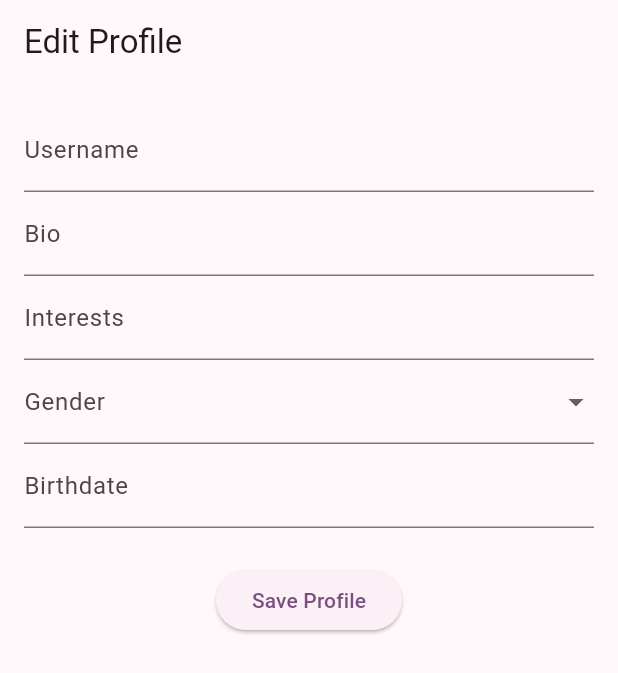
After one commit to maniraj1234/zuggled, a Flutter app: the RegisterView screen opened by its route, on a phone screen of 412 x 824 dp. The commit adds this screen. Shown: the top 673 px of the screen. Run offline on Flutter 3.47's test engine with Material 3 defaults, Android fonts, the phone set to English and light mode, and no system bars; our stand-ins replace cloud_firestore, country_code_picker, dio, firebase_auth, firebase_core, flutter_bloc and 3 more; missing offline and left inert: http_status_code, stream_video, stream_video_flutter; accounts and stored records are empty.

Commit message:
implemented user registration, interceptors for token passing, auth repo

```diff
--- a/frontend/lib/constants/route_names.dart
+++ b/frontend/lib/constants/route_names.dart
@@ -2,6 +2,7 @@ class RouteNames {
   static const String login = 'login_page';
   static const String onBoarding = 'on_boarding_page';
   static const String signup = 'signup_page';
+  static const String register = 'register_page';
   static const String creatorHome = 'creator_home_page';
   static const String consumerHome = 'consumer_home_page';
   static const String callHistory = 'call_history_page';
@@ -9,6 +10,5 @@ class RouteNames {
   static const String settings = 'settings_page';
   static const String callScreen = 'call_screen_page';
   static const String searchScreen = 'search_screen';
-  static const String networkTest= 'network_test_page';
-
+  static const String networkTest = 'network_test_page';
 }
--- a/frontend/lib/services/auth_service/auth_service.dart
+++ b/frontend/lib/services/auth_service/auth_service.dart
@@ -22,6 +22,10 @@ class AuthService {
   String? get verificationId => _verificationId;
   String? get phoneNumberBeingVerified => _phoneNumberBeingVerified;
   User? get currentUser => _firebaseAuth.currentUser;
+
+  Future<String?> getUserToken() async {
+    return await _firebaseAuth.currentUser?.getIdToken();
+  }
 
   Future<bool> isLoggedIn() async {
     final user = _firebaseAuth.currentUser;
--- /dev/null
+++ b/frontend/lib/services/authentication/register_repo.dart
@@ -0,0 +1,45 @@
+import 'package:dio/dio.dart';
+import 'package:flutter/material.dart';
+import 'package:frontend/core/network/http_client.dart';
+
+class RegisterRepo {
+  HttpService httpService = HttpService();
+  Future<void> registerUser({
+    required String username,
+    required String bio,
+    required String gender,
+    List<String>? interests,
+    int? coins,
+    String? profilePicture,
+    String? phoneNumber,
+    String? birthdate,
+  }) async {
+    try {
+      final Map<String, dynamic> body = {
+        'userName': username,
+        'bio': bio,
+        'birthdate': birthdate,
+        'coins': coins,
+        'gender': gender,
+        'interests': interests,
+        'profilePicture': profilePicture,
+        'phoneNumber': phoneNumber,
+      };
+
+      final endpoint = gender == 'Male' ? 'customer' : 'creator';
+      final response = await httpService.client.post('/$endpoint', data: body);
+      if (response.statusCode == 200 || response.statusCode == 201) {
+        debugPrint('User registered: ${response.data}');
+      } else {
+        debugPrint('Failed to register user: ${response.statusCode}');
+      }
+    } on DioException catch (e) {
+      debugPrint('Dio error: ${e.message}');
+      if (e.response != null) {
+        debugPrint('Server responded with: ${e.response?.data}');
+      }
+    } catch (e) {
+      throw Exception('Registration failed: $e');
+    }
+  }
+}
--- /dev/null
+++ b/frontend/lib/services/authentication/register_view.dart
@@ -0,0 +1,139 @@
+import 'package:flutter/material.dart';
+import 'package:provider/provider.dart';
+import 'package:frontend/services/authentication/register_view_model.dart';
+
+class RegisterView extends StatefulWidget {
+  const RegisterView({super.key});
+
+  @override
+  State<RegisterView> createState() => _RegisterViewState();
+}
+
+class _RegisterViewState extends State<RegisterView> {
+  final TextEditingController interestController = TextEditingController();
+  final TextEditingController birthdateController = TextEditingController();
+
+  @override
+  void dispose() {
+    interestController.dispose();
+    birthdateController.dispose();
+    super.dispose();
+  }
+
+  @override
+  Widget build(BuildContext context) {
+    return Scaffold(
+      appBar: AppBar(title: const Text('Edit Profile')),
+      body: SingleChildScrollView(
+        padding: const EdgeInsets.all(16.0),
+        child: Consumer<RegisterViewModel>(
+          builder: (context, vm, _) {
+            birthdateController.text = vm.birthdate;
+            return Column(
+              crossAxisAlignment: CrossAxisAlignment.start,
+              children: [
+                TextField(
+                  decoration: const InputDecoration(labelText: 'Username'),
+                  onChanged: vm.setUsername,
+                ),
+                TextField(
+                  decoration: const InputDecoration(labelText: 'Bio'),
+                  onChanged: vm.setBio,
+                ),
+                TextField(
+                  controller: interestController,
+                  decoration: const InputDecoration(
+                    labelText: 'Interests',
+                    hintText: 'Type an interest and press Enter',
+                  ),
+                  onSubmitted: (value) {
+                    if (value.trim().isNotEmpty) {
+                      final updated = [...vm.interests, value.trim()];
+                      vm.setInterests(updated);
+                      interestController.clear();
+                    }
+                  },
+                ),
+
+                if (vm.interests.isNotEmpty)
+                  Padding(
+                    padding: const EdgeInsets.symmetric(vertical: 8.0),
+                    child: Wrap(
+                      spacing: 8.0,
+                      children:
+                          vm.interests.map((interest) {
+                            return Chip(
+                              label: Text(interest),
+                              deleteIcon: const Icon(Icons.cancel, size: 18),
+                              onDeleted: () {
+                                final updated = List<String>.from(vm.interests)
+                                  ..remove(interest);
+                                vm.setInterests(updated);
+                              },
+                            );
+                          }).toList(),
+                    ),
+                  ),
+
+                DropdownButtonFormField<String>(
+                  decoration: const InputDecoration(labelText: 'Gender'),
+                  value: vm.gender.isEmpty ? null : vm.gender,
+                  items:
+                      ['male', 'female']
+                          .map(
+                            (gender) => DropdownMenuItem(
+                              value: gender,
+                              child: Text(gender),
+                            ),
+                          )
+                          .toList(),
+                  onChanged: (value) {
+                    if (value != null) vm.setGender(value);
+                  },
+                ),
+
+                TextField(
+                  controller: birthdateController,
+                  decoration: const InputDecoration(
+                    labelText: 'Birthdate',
+                    hintText: 'Select your birthdate',
+                  ),
+                  readOnly: true,
+                  onTap: () async {
+                    final selected = await showDatePicker(
+                      context: context,
+                      initialDate: DateTime(2000),
+                      firstDate: DateTime(1900),
+                      lastDate: DateTime.now(),
+                    );
+                    if (selected != null) {
+                      final formatted =
+                          '${selected.year}-${selected.month.toString().padLeft(2, '0')}-${selected.day.toString().padLeft(2, '0')}';
+                      vm.setBirthdate(formatted);
+                    }
+                  },
+                ),
+
+                const SizedBox(height: 24),
+
+                Center(
+                  child: ElevatedButton(
+                    onPressed: vm.isLoading ? null : vm.submitProfile,
+                    child:
+                        vm.isLoading
+                            ? const SizedBox(
+                              height: 20,
+                              width: 20,
+                              child: CircularProgressIndicator(strokeWidth: 2),
+                            )
+                            : const Text('Save Profile'),
+                  ),
+                ),
+              ],
+            );
+          },
+        ),
+      ),
+    );
+  }
+}
--- /dev/null
+++ b/frontend/lib/services/authentication/register_view_model.dart
@@ -0,0 +1,94 @@
+import 'package:flutter/material.dart';
+import 'package:frontend/constants/route_names.dart';
+import 'package:frontend/services/authentication/register_repo.dart';
+import 'package:frontend/services/navigation/navigation_service.dart';
+
+class RegisterViewModel extends ChangeNotifier {
+  RegisterViewModel(this._navService);
+
+  /// NavigationService instance for accessing navigation
+  final NavigationService _navService;
+
+  /// Private fields to hold the data
+  String _username = '';
+  String _bio = '';
+  String _gender = '';
+  List<String> _interests = [];
+  int _coins = 0;
+  //TODO: Change the default profile picture to include path of user's profile picture
+  String _profilePicture = 'none';
+  String _birthdate = '';
+  //TODO: Get the phone number from the user
+  String _phoneNumber = '';
+
+  // Public getters to access the data from the UI
+  String get username => _username;
+  String get bio => _bio;
+  String get gender => _gender;
+  List<String> get interests => _interests;
+  int get coins => _coins;
+  String get phoneNumber => _phoneNumber;
+  String get birthdate => _birthdate;
+
+  // Setters to update the data
+  void setUsername(String value) {
+    _username = value;
+    notifyListeners();
+  }
+
+  void setBio(String value) {
+    _bio = value;
+    notifyListeners();
+  }
+
+  void setGender(String value) {
+    _gender = value;
+    notifyListeners();
+  }
+
+  void setInterests(List<String> value) {
+    _interests = value;
+    notifyListeners();
+  }
+
+  void setProfilePicture(String value) {
+    _profilePicture = value;
+    notifyListeners();
+  }
+
+
+  void setBirthdate(String value) {
+    _birthdate = value;
+    notifyListeners();
+  }
+
+  bool _isLoading = false;
+  bool get isLoading => _isLoading;
+
+  Future<void> submitProfile() async {
+    _isLoading = true;
+    notifyListeners();
+    try {
+      await RegisterRepo()
+          .registerUser(
+            username: _username,
+            bio: _bio,
+            gender: _gender,
+            interests: _interests,
+            coins: _coins,
+            profilePicture: _profilePicture,
+            phoneNumber: _phoneNumber,
+            birthdate: _birthdate,
+          )
+          .then((val) {
+            _isLoading = false;
+            notifyListeners();
+            _navService.go(RouteNames.consumerHome);
+          });
+    } catch (e) {
+      _isLoading = false;
+      notifyListeners();
+      debugPrint('Error during registration: $e');
+    }
+  }
+}
```
Also changed, not shown: frontend/lib/core/network/http_client.dart (+38 -20 lines), frontend/lib/services/auth_service/auth_repository.dart (added, +27 -0 lines), frontend/lib/services/navigation/main_router.dart (+15 -0 lines), frontend/lib/view_models/login_view_model.dart (+20 -1 lines), frontend/pubspec.lock.
